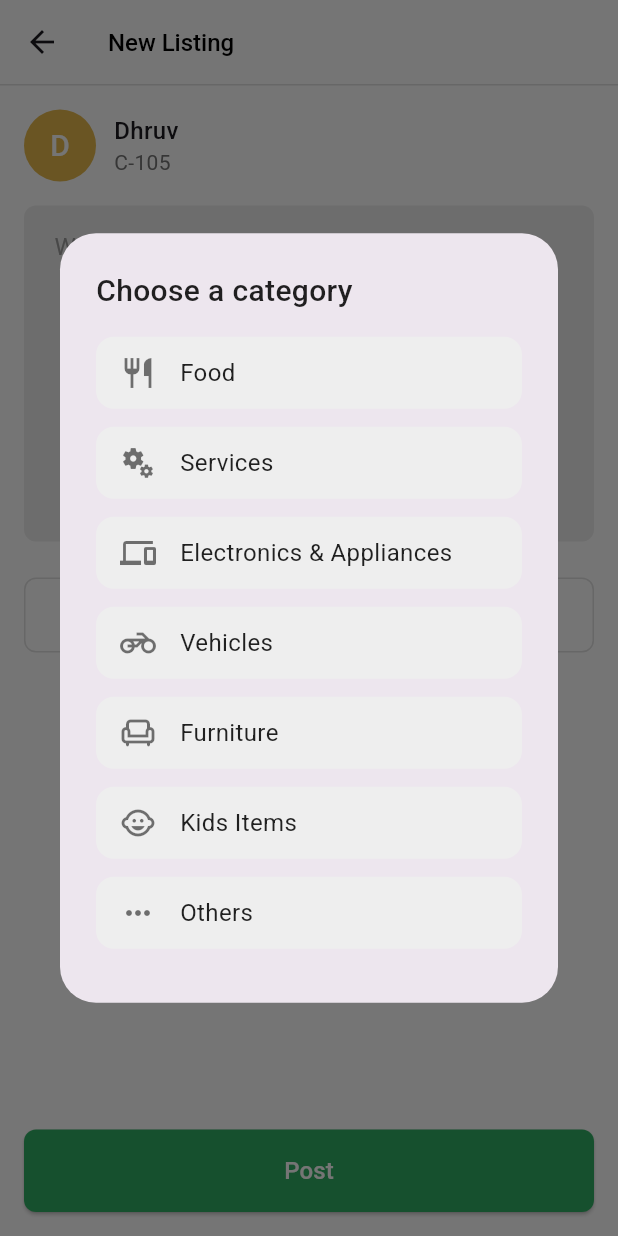
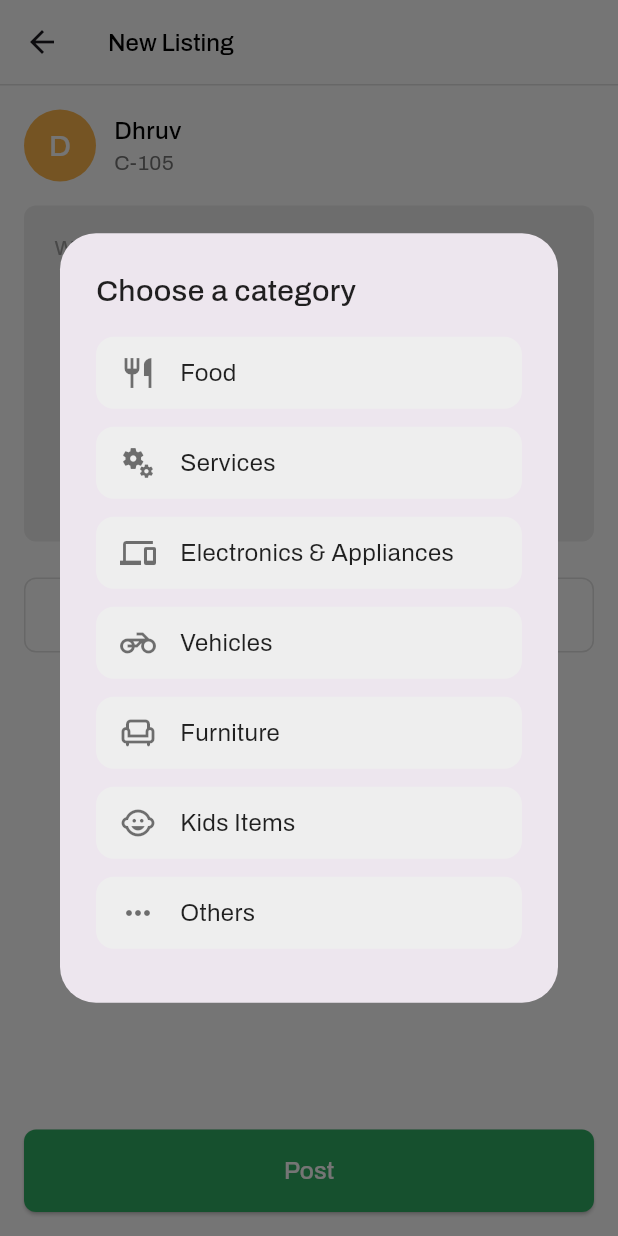
Before and after one commit to Jayskp/Get-Access, a Flutter app: the NewListing screen opened directly, after a tap on "Choose a Category", on a phone screen of 412 x 824 dp. Run offline on Flutter 3.47's test engine with Material 3 defaults, Android fonts, the light colour scheme and no system bars; our stand-ins replace dotted_border, emoji_picker_flutter, file_picker, google_fonts, image_picker, pin_code_fields and 1 more.

Commit message:
new listing page

```diff
--- a/lib/new_listing.dart
+++ b/lib/new_listing.dart
@@ -23,6 +23,19 @@ class _NewListingState extends State<NewListing> {
     {'icon': Icons.more_horiz_outlined, 'name': 'Others'},
   ];
 
+  TextStyle _archivoTextStyle({
+    double fontSize = 14,
+    FontWeight fontWeight = FontWeight.normal,
+    Color color = Colors.black,
+  }) {
+    return GoogleFonts.archivo(
+      fontSize: fontSize,
+      fontWeight: fontWeight,
+      color: color,
+    );
+  }
+
+
   void _showCategoryDialog() {
     showDialog(
       context: context,
@@ -38,13 +51,13 @@ class _NewListingState extends State<NewListing> {
               mainAxisSize: MainAxisSize.min,
               crossAxisAlignment: CrossAxisAlignment.start,
               children: [
-                const Text(
+                 Text(
                   'Choose a category',
-                  style: TextStyle(
+                  style: _archivoTextStyle(
                     fontSize: 20,
                     fontWeight: FontWeight.w500,
                     color: Colors.black87,
-                  ),
+                  )
                 ),
                 const SizedBox(height: 16),
                 ..._categories.map((category) {
@@ -76,7 +89,7 @@ class _NewListingState extends State<NewListing> {
                             const SizedBox(width: 16),
                             Text(
                               category['name'],
-                              style: const TextStyle(
+                              style:_archivoTextStyle(
                                 fontSize: 16,
                                 fontWeight: FontWeight.w400,
                                 color: Colors.black87,
@@ -112,9 +125,9 @@ class _NewListingState extends State<NewListing> {
       appBar: AppBar(
         backgroundColor: Colors.white,
         elevation: 0,
-        title: const Text(
+        title: Text(
           "New Listing",
-          style: TextStyle(
+          style: _archivoTextStyle(
             color: Colors.black,
             fontSize: 16,
             fontWeight: FontWeight.w500,
@@ -141,10 +154,10 @@ class _NewListingState extends State<NewListing> {
                         children: [
                           CircleAvatar(
                             radius: isSmallScreen ? 20 : 24,
-                            backgroundColor: const Color(0xFFE6B94D),
-                            child: const Text(
+                            backgroundColor: AppColors.primaryYellow,
+                            child: Text(
                               'D',
-                              style: TextStyle(
+                              style:_archivoTextStyle(
                                 color: Colors.white,
                                 fontSize: 20,
                                 fontWeight: FontWeight.w500,
@@ -155,18 +168,18 @@ class _NewListingState extends State<NewListing> {
                           Column(
                             crossAxisAlignment: CrossAxisAlignment.start,
                             children: [
-                              const Text(
+                               Text(
                                 'Dhruv',
-                                style: TextStyle(
+                                style: _archivoTextStyle(
                                   fontSize: 16,
                                   fontWeight: FontWeight.w500,
                                 ),
                               ),
                               Text(
                                 'C-105',
-                                style: TextStyle(
+                                style: _archivoTextStyle(
                                   fontSize: 14,
-                                  color: Colors.grey[600],
+                                  color: Colors.grey.shade600,
                                 ),
                               ),
                             ],
@@ -180,7 +193,7 @@ class _NewListingState extends State<NewListing> {
                         maxLines: 8,
                         decoration: InputDecoration(
                           hintText: 'Write something about it.........',
-                          hintStyle: TextStyle(color: Colors.grey[500]),
+                          hintStyle: _archivoTextStyle(color: Colors.grey.shade500),
                           filled: true,
                           fillColor: Colors.grey[200],
                           border: OutlineInputBorder(
@@ -203,7 +216,9 @@ class _NewListingState extends State<NewListing> {
                           onPressed: _showCategoryDialog,
                           child: Text(
                             _selectedCategory ?? 'Choose a Category',
-                            style: TextStyle(color: Colors.grey, fontSize: 16),
+                            style: _archivoTextStyle(
+                                color: Colors.grey, fontSize: 16
+                            ),
                           ),
                         ),
                       ),
@@ -229,13 +244,13 @@ class _NewListingState extends State<NewListing> {
                     borderRadius: BorderRadius.circular(8),
                   ),
                 ),
-                child: const Text(
+                child:  Text(
                   'Post',
-                  style: TextStyle(
+                  style: _archivoTextStyle(
                     color: Colors.white,
                     fontSize: 16,
                     fontWeight: FontWeight.w500,
-                  ),
+                  )
                 ),
               ),
             ),
```
